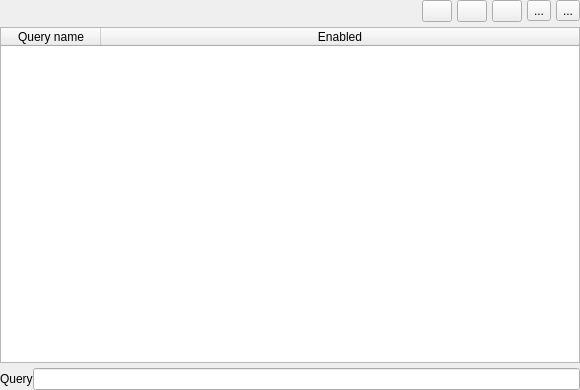
Above: gui/resources/search_customtable.ui from arxsys/dff-ui before the change. Below: the same form after it.
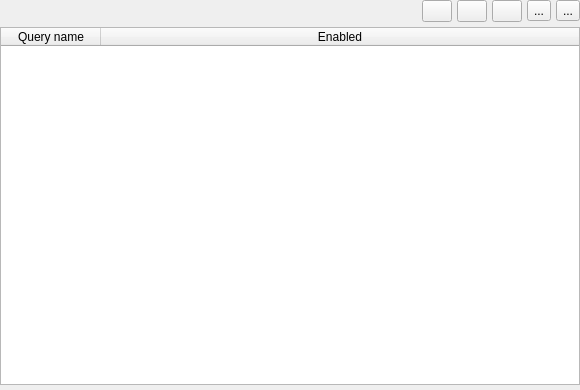
That is the form after the change. Icons and pictures are not drawn.

Commit message: Feature #220 add additional graphical search capabilities

The edit to the form file:
```diff
--- a/gui/resources/search_customtable.ui
+++ b/gui/resources/search_customtable.ui
@@ -172,16 +172,6 @@
      <property name="topMargin">
       <number>5</number>
      </property>
-     <item>
-      <widget class="QLabel" name="label">
-       <property name="text">
-        <string>Query</string>
-       </property>
-      </widget>
-     </item>
-     <item>
-      <widget class="QLineEdit" name="queryEdit"/>
-     </item>
     </layout>
    </item>
   </layout>
```
The commit also changes 1 other file.
